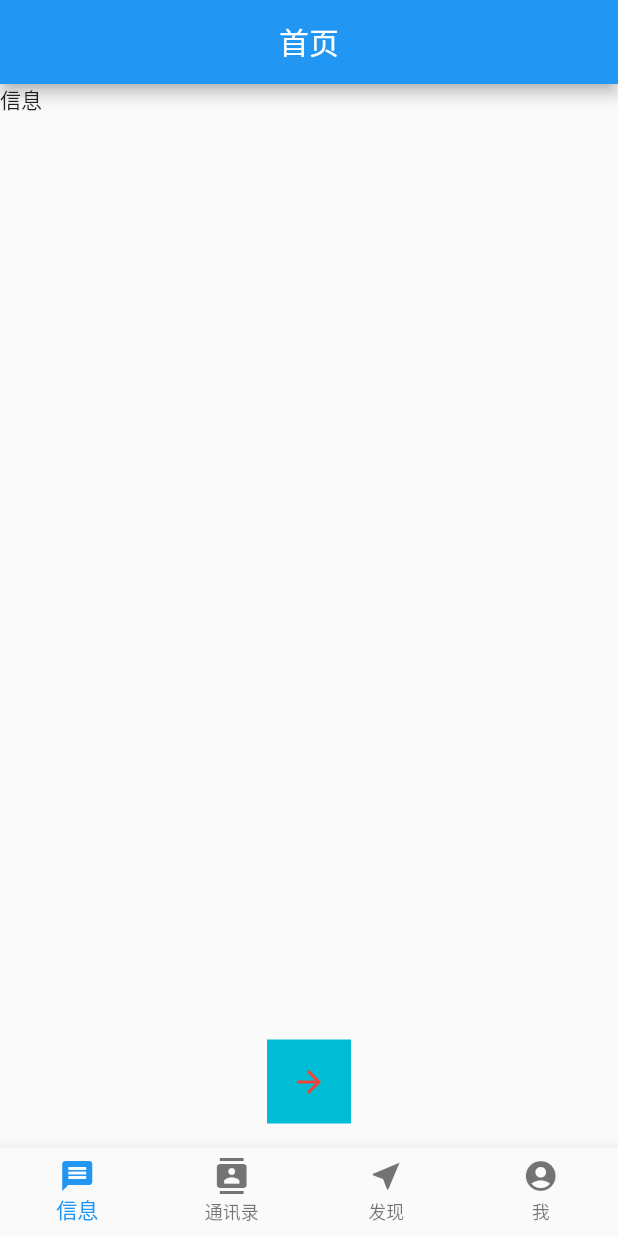
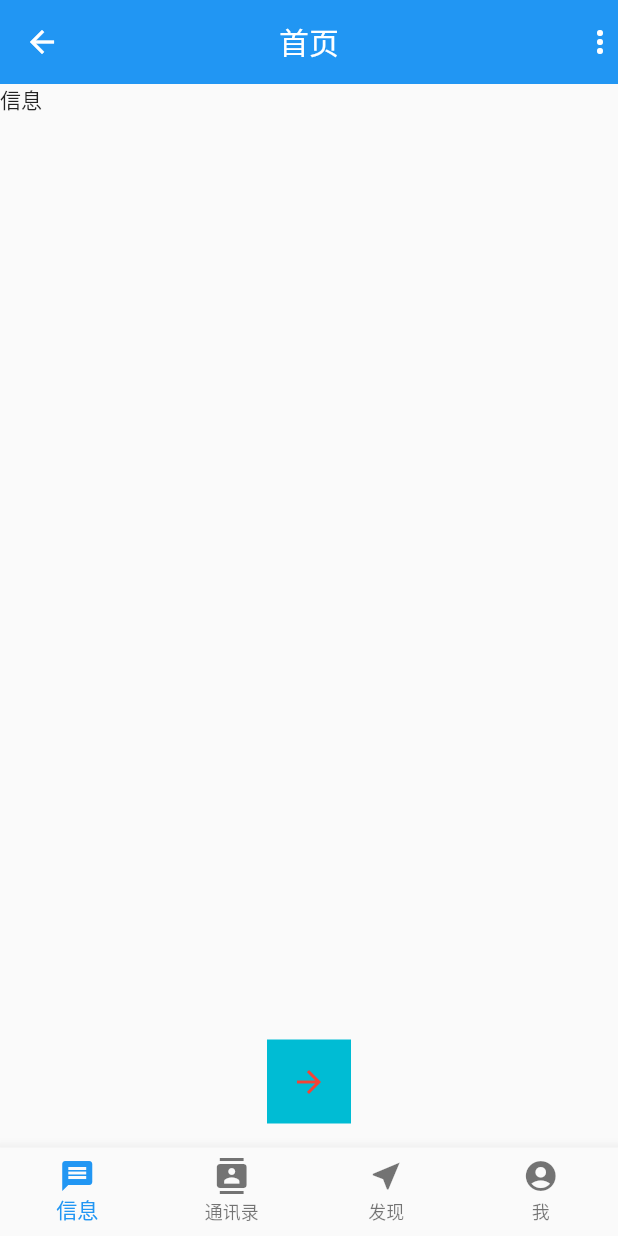
Before and after one commit to rogan528/FlutterDemo, a Flutter app: the HomePage screen opened directly, on a phone screen of 412 x 824 dp. Run offline on Flutter 3.47's test engine with Material 2 defaults, Android fonts, the phone set to English and light mode, and no system bars.

Commit message:
actionbar的修改

```diff
--- a/lib/framework.dart
+++ b/lib/framework.dart
@@ -34,6 +34,11 @@ class _HomePageState extends State<HomePage> {
       appBar: AppBar(
         title: Text('首页'),
         centerTitle: true,
+        elevation: 0.0,
+        leading: Icon(Icons.arrow_back),
+        actions: <Widget>[
+          Icon(Icons.more_vert),
+        ],
       ),
       body: _widgetOptions.elementAt(_currentIndex),
       floatingActionButton: FloatingActionButton(onPressed: () {
```
